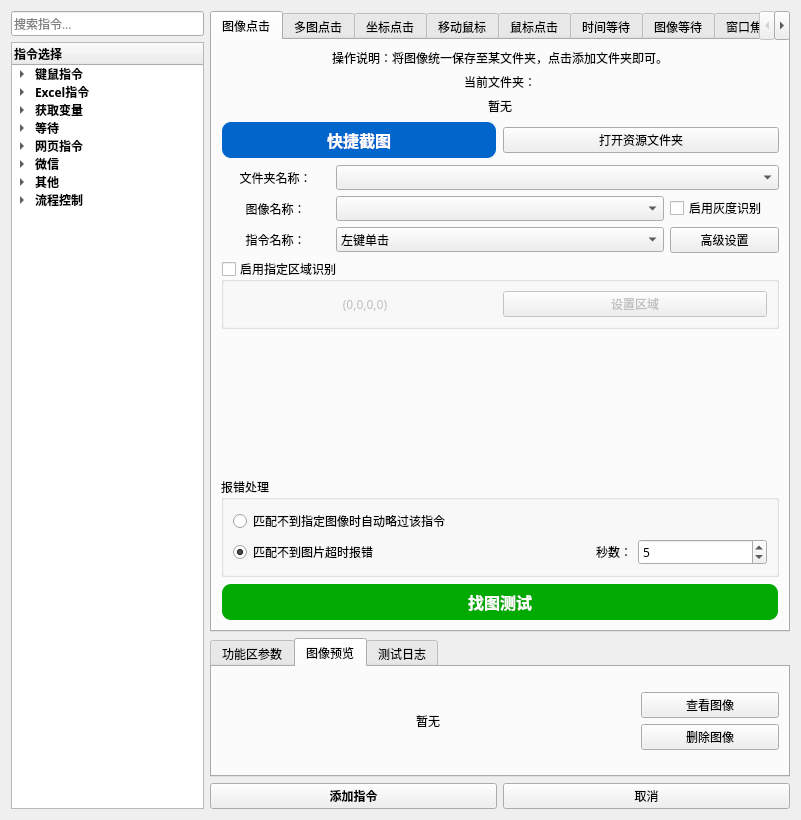
Before: the Qt Designer form 窗体/导航窗口.ui in FsterThanLight/automatic_clicker_2, drawn with Qt 5.
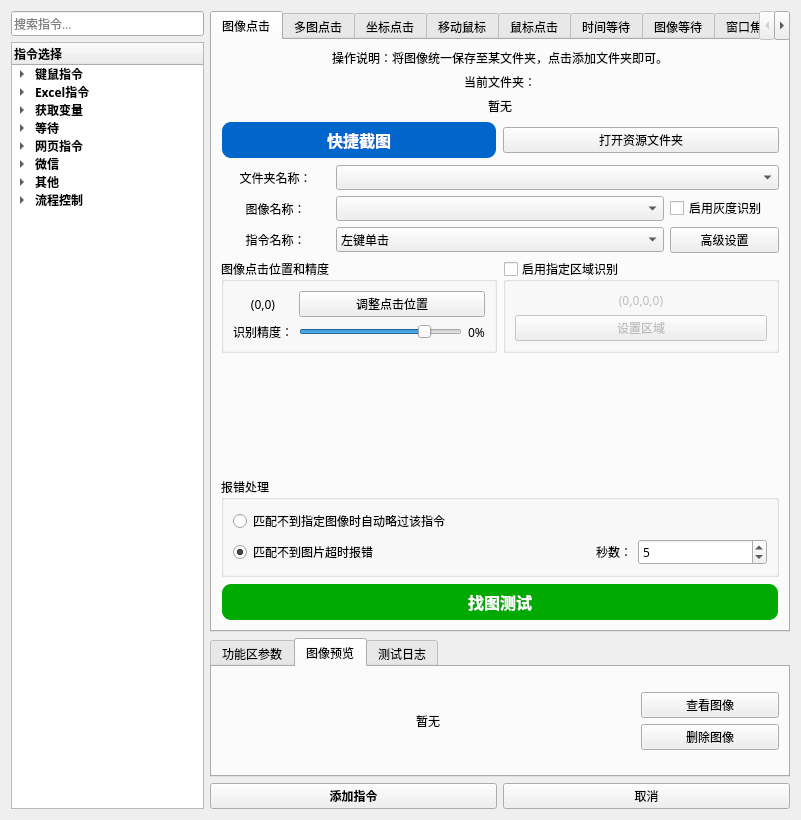
After: the same form once the commit is applied. The open tabs and pages were chosen to show the change. Icons and pictures are not drawn.

Commit message: 2024年7月14日17:29:07 图像点击指令可自定义点击位置和识别精度

```diff
--- a/窗体/导航窗口.ui
+++ b/窗体/导航窗口.ui
@@ -585,6 +585,65 @@
           </layout>
          </item>
          <item>
+          <layout class="QHBoxLayout" name="horizontalLayout_34" stretch="1,1">
+           <item>
+            <widget class="QGroupBox" name="groupBox_77">
+             <property name="title">
+              <string>图像点击位置和精度</string>
+             </property>
+             <layout class="QGridLayout" name="gridLayout_73">
+              <item row="0" column="0">
+               <widget class="QLabel" name="label_176">
+                <property name="text">
+                 <string>(0,0)</string>
+                </property>
+                <property name="alignment">
+                 <set>Qt::AlignCenter</set>
+                </property>
+               </widget>
+              </item>
+              <item row="0" column="1">
+               <widget class="QPushButton" name="pushButton_76">
+                <property name="text">
+                 <string>调整点击位置</string>
+                </property>
+               </widget>
+              </item>
+              <item row="1" column="0">
+               <widget class="QLabel" name="label_177">
+                <property name="text">
+                 <string>识别精度：</string>
+                </property>
+               </widget>
+              </item>
+              <item row="1" column="1">
+               <layout class="QHBoxLayout" name="horizontalLayout_32">
+                <item>
+                 <widget class="QSlider" name="horizontalSlider_4">
+                  <property name="maximum">
+                   <number>100</number>
+                  </property>
+                  <property name="value">
+                   <number>80</number>
+                  </property>
+                  <property name="orientation">
+                   <enum>Qt::Horizontal</enum>
+                  </property>
+                 </widget>
+                </item>
+                <item>
+                 <widget class="QLabel" name="label_178">
+                  <property name="text">
+                   <string>0%</string>
+                  </property>
+                 </widget>
+                </item>
+               </layout>
+              </item>
+             </layout>
+            </widget>
+           </item>
+           <item>
           <widget class="QGroupBox" name="groupBox_57">
            <property name="enabled">
             <bool>true</bool>
@@ -598,7 +657,7 @@
            <property name="checked">
             <bool>false</bool>
            </property>
-           <layout class="QHBoxLayout" name="horizontalLayout_9">
+             <layout class="QVBoxLayout" name="verticalLayout_79">
             <item>
              <widget class="QLabel" name="label_155">
               <property name="text">
@@ -618,6 +677,8 @@
             </item>
            </layout>
           </widget>
+           </item>
+          </layout>
          </item>
          <item>
           <spacer name="verticalSpacer_2">
```
Left out of the diff: 2 changed lines with no effect on the pictures. Lines whose indentation alone changed are shown as unchanged. The commit also changes 13 other files.
